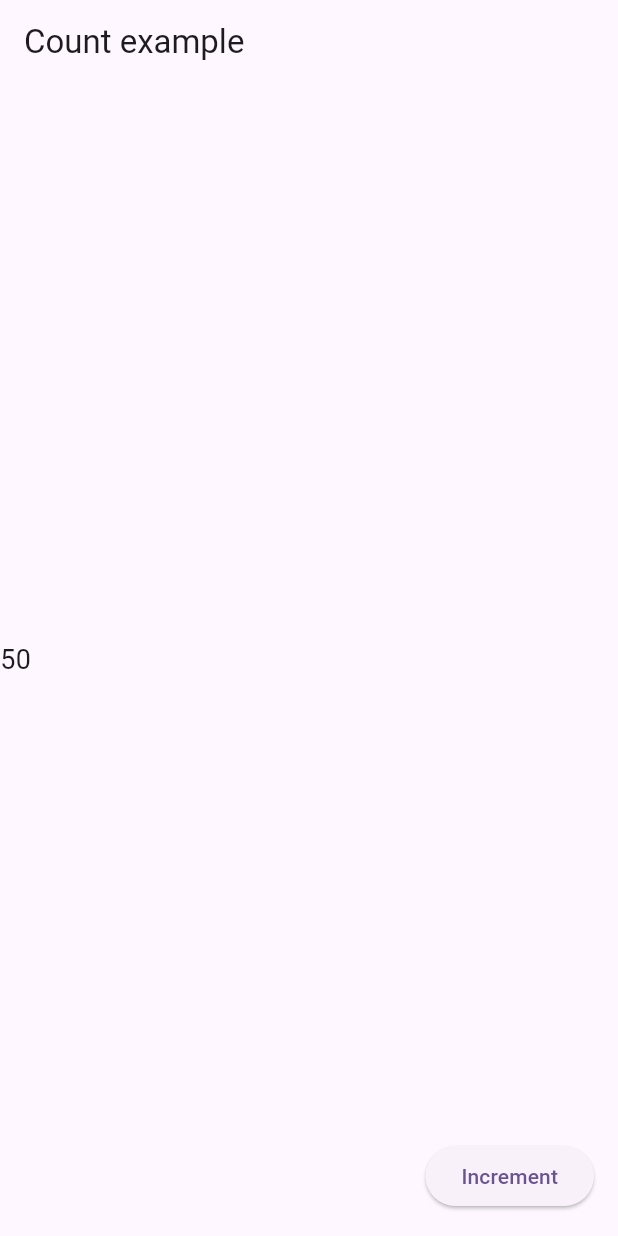
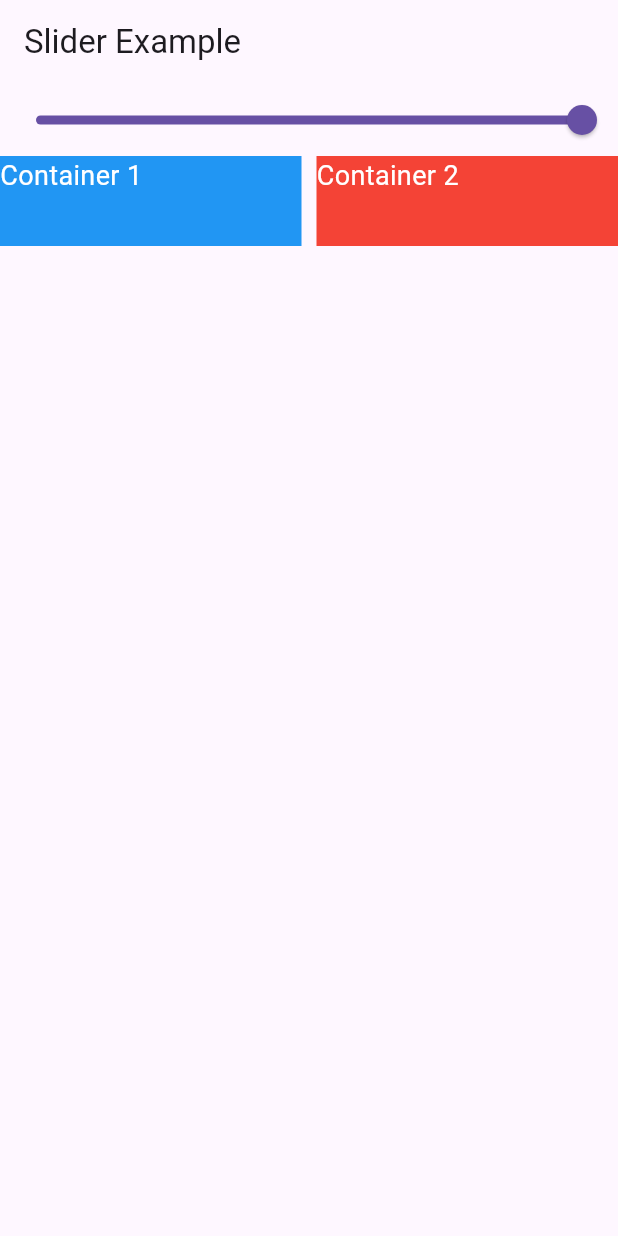
Before and after one commit to narayannalbhe/ecommercekissancart, a Flutter app: the screen it shows after launch, on a phone screen of 412 x 824 dp. Run offline on Flutter 3.47's test engine with Material 3 defaults, Android fonts, the phone set to English and light mode, and no system bars; our stand-ins replace get, google_fonts.

Commit message:
provider 22 april 2025

```diff
--- a/lib/main.dart
+++ b/lib/main.dart
@@ -3,7 +3,9 @@ import 'package:get/get.dart';
 import 'package:provider/provider.dart';
 import 'package:untitled/Splash/SplashScreen.dart';
 import 'package:untitled/provider/CountProvider.dart';
+import 'package:untitled/provider/SliderProvider.dart';
 import 'package:untitled/screens/CountExample.dart';
+import 'package:untitled/screens/SliderExample.dart';
 
 void main() {
   runApp(const MyApp());
@@ -16,30 +18,15 @@ class MyApp extends StatelessWidget {
   @override
   Widget build(BuildContext context) {
 
-    return ChangeNotifierProvider(
-        create: (_) => CountProvider(),
-      child: MaterialApp(
+    return MultiProvider(
+      providers: [
+        ChangeNotifierProvider(create: (_) => SliderProvider(),),
+        ChangeNotifierProvider(create: (_) => CountProvider(),),
+      ],
+
+      child: const MaterialApp(
         title: 'Flutter Demo',
-        theme: ThemeData(
-          // This is the theme of your application.
-          //
-          // TRY THIS: Try running your application with "flutter run". You'll see
-          // the application has a purple toolbar. Then, without quitting the app,
-          // try changing the seedColor in the colorScheme below to Colors.green
-          // and then invoke "hot reload" (save your changes or press the "hot
-          // reload" button in a Flutter-supported IDE, or press "r" if you used
-          // the command line to start the app).
-          //
-          // Notice that the counter didn't reset back to zero; the application
-          // state is not lost during the reload. To reset the state, use hot
-          // restart instead.
-          //
-          // This works for code too, not just values: Most code changes can be
-          // tested with just a hot reload.
-          colorScheme: ColorScheme.fromSeed(seedColor: Colors.deepPurple),
-          useMaterial3: true,
-        ),
-        home:  CountExample(),
+        home:  SliderExample(),
       ),
     );
   }
--- /dev/null
+++ b/lib/provider/SliderProvider.dart
@@ -0,0 +1,13 @@
+import 'package:flutter/material.dart';
+
+class SliderProvider with ChangeNotifier{
+  double _value = 1.0;
+  double get value => _value;
+
+  void setValue (double val){
+    _value = val;
+    notifyListeners();
+  }
+
+
+}
--- /dev/null
+++ b/lib/screens/SliderExample.dart
@@ -0,0 +1,71 @@
+import 'package:flutter/material.dart';
+import 'package:provider/provider.dart';
+import 'package:untitled/provider/SliderProvider.dart';
+
+class SliderExample extends StatefulWidget{
+  const SliderExample({super.key});
+
+  @override
+  State<SliderExample> createState() => _SliderExampleState();
+
+}
+ class _SliderExampleState extends State<SliderExample> {
+  double value = 1.0;
+
+  @override
+   Widget build(BuildContext context){
+    final provider = Provider.of<SliderProvider>(context, listen: false);
+    return Scaffold(
+      appBar: AppBar(
+        title: const Text("Slider Example"),
+      ),
+      body: Column(
+        children: [
+          Consumer<SliderProvider>(
+              builder: (context,value, child) {
+            return
+                Slider(
+                    min: 0,
+                    max: 1,
+                    value: value.value,
+                    onChanged: (val){
+                      value.setValue(val);
+                    });
+
+          }),
+
+          Consumer<SliderProvider>(
+              builder: (context,value, child) {
+                return Row(
+                  children: [
+                    Expanded(
+                      child: Container(
+                        height: 60,
+                        decoration: BoxDecoration(
+                          color: Colors.blue.withOpacity(value.value),
+                        ),
+                        child: Text("Container 1", style: TextStyle(fontSize: 18, color: Colors.white),),
+                      ),
+                    ),
+
+                    SizedBox(width: 10),
+
+                    Expanded(
+                      child: Container(
+                        height: 60,
+                        decoration: BoxDecoration(
+                          color: Colors.red.withOpacity(value.value),
+                        ),
+                        child: Text("Container 2", style: TextStyle(fontSize: 18, color: Colors.white),),
+                      ),
+                    )
+                  ],
+                );
+              }),
+
+        ],
+      ),
+    );
+
+  }
+ }
```
